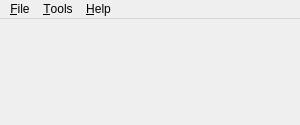
Old version of the form app/client/widgets/MainWindow.ui in the repository dougma/lastfm-desktop.
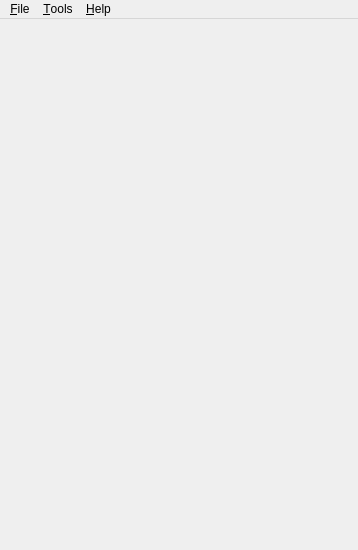
New version of the form. Icons and pictures are not drawn.

Diff of the .ui file:
```diff
--- a/app/client/widgets/MainWindow.ui
+++ b/app/client/widgets/MainWindow.ui
@@ -5,8 +5,8 @@
    <rect>
     <x>0</x>
     <y>0</y>
-    <width>300</width>
-    <height>125</height>
+    <width>358</width>
+    <height>550</height>
    </rect>
   </property>
   <property name="windowTitle" >
@@ -20,7 +20,7 @@
     <rect>
      <x>0</x>
      <y>0</y>
-     <width>331</width>
+     <width>358</width>
      <height>22</height>
     </rect>
    </property>
```
